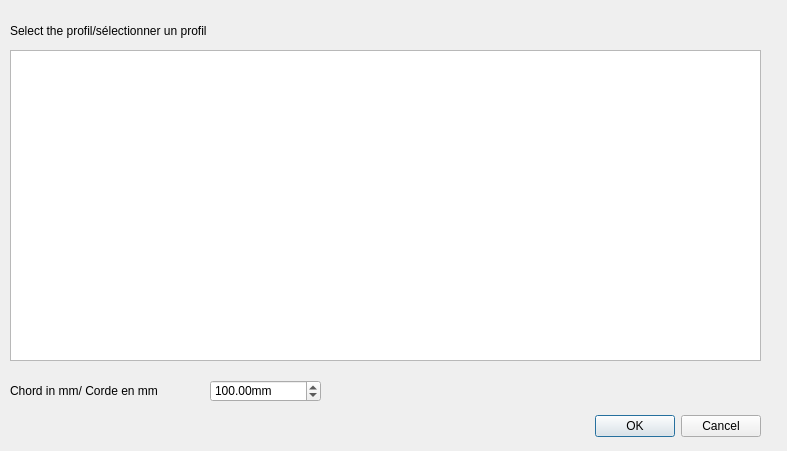
Old version of the form resources/selectRibProfil.ui in the repository FredsFactory/FreeCAD_AirPlaneDesign.
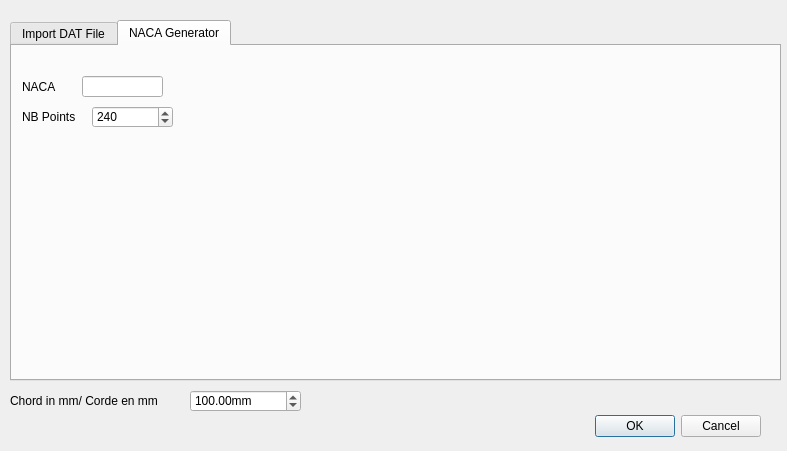
New version of the form.

Commit message:
V0.3 - NACA Rib Generator
Modification of the Rib class to integrate a NACA Rib generator. Support 4 and 5 digits NACA Ribs.

The edit to the form file:
```diff
--- a/resources/selectRibProfil.ui
+++ b/resources/selectRibProfil.ui
@@ -29,21 +29,27 @@
     <set>QDialogButtonBox::Cancel|QDialogButtonBox::Ok</set>
    </property>
   </widget>
-  <widget class="QListWidget" name="listProfil">
+  <widget class="QTabWidget" name="tabWidget">
    <property name="geometry">
     <rect>
      <x>10</x>
-     <y>50</y>
-     <width>751</width>
-     <height>311</height>
+     <y>20</y>
+     <width>771</width>
+     <height>361</height>
     </rect>
    </property>
-  </widget>
+   <property name="currentIndex">
+    <number>1</number>
+   </property>
+   <widget class="QWidget" name="fileTab">
+    <attribute name="title">
+     <string>Import DAT File</string>
+    </attribute>
   <widget class="QLabel" name="label">
    <property name="geometry">
     <rect>
-     <x>10</x>
-     <y>10</y>
+       <x>0</x>
+       <y>20</y>
      <width>441</width>
      <height>41</height>
     </rect>
@@ -52,24 +58,86 @@
     <string>Select the profil/sélectionner un profil</string>
    </property>
   </widget>
-  <widget class="QLabel" name="label_2">
+    <widget class="QListWidget" name="listProfil">
    <property name="geometry">
     <rect>
+       <x>-20</x>
+       <y>50</y>
+       <width>781</width>
+       <height>311</height>
+      </rect>
+     </property>
+    </widget>
+   </widget>
+   <widget class="QWidget" name="nacaTab">
+    <attribute name="title">
+     <string>NACA Generator</string>
+    </attribute>
+    <widget class="QLabel" name="label_3">
+     <property name="geometry">
+      <rect>
      <x>10</x>
-     <y>370</y>
-     <width>251</width>
+       <y>20</y>
+       <width>61</width>
      <height>41</height>
     </rect>
    </property>
    <property name="text">
-    <string>Chord in mm/ Corde en mm</string>
-   </property>
-  </widget>
-  <widget class="QDoubleSpinBox" name="chord">
+      <string>NACA</string>
+     </property>
+    </widget>
+    <widget class="QLabel" name="label_4">
    <property name="geometry">
     <rect>
-     <x>210</x>
-     <y>380</y>
+       <x>10</x>
+       <y>50</y>
+       <width>61</width>
+       <height>41</height>
+      </rect>
+     </property>
+     <property name="text">
+      <string>NB Points</string>
+     </property>
+    </widget>
+    <widget class="QLineEdit" name="NACANumber">
+     <property name="geometry">
+      <rect>
+       <x>70</x>
+       <y>30</y>
+       <width>81</width>
+       <height>21</height>
+      </rect>
+     </property>
+     <property name="text">
+      <string notr="true" extracomment="Naca Profil Number (4 or 5 Digits)"/>
+     </property>
+     <property name="maxLength">
+      <number>5</number>
+     </property>
+    </widget>
+    <widget class="QSpinBox" name="nacaNbrPoint">
+     <property name="geometry">
+      <rect>
+       <x>80</x>
+       <y>60</y>
+       <width>81</width>
+       <height>22</height>
+      </rect>
+     </property>
+     <property name="maximum">
+      <number>500</number>
+     </property>
+     <property name="value">
+      <number>240</number>
+     </property>
+    </widget>
+   </widget>
+  </widget>
+  <widget class="QDoubleSpinBox" name="choord">
+   <property name="geometry">
+    <rect>
+     <x>190</x>
+     <y>390</y>
      <width>111</width>
      <height>22</height>
     </rect>
@@ -84,6 +152,19 @@
     <double>100.000000000000000</double>
    </property>
   </widget>
+  <widget class="QLabel" name="label_5">
+   <property name="geometry">
+    <rect>
+     <x>10</x>
+     <y>380</y>
+     <width>181</width>
+     <height>41</height>
+    </rect>
+   </property>
+   <property name="text">
+    <string>Chord in mm/ Corde en mm</string>
+   </property>
+  </widget>
  </widget>
  <resources/>
  <connections>
```
Lines whose indentation alone changed are shown as unchanged.
